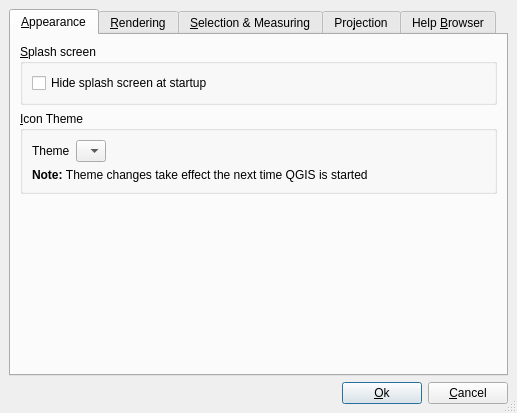
Before: the Qt Designer form src/ui/qgsoptionsbase.ui in qgis/QGIS, drawn with Qt 5.
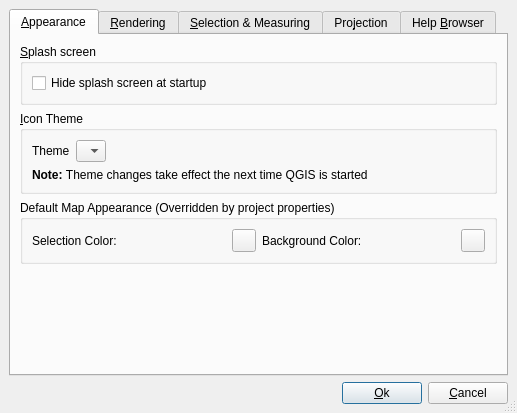
After: the same form once the commit is applied. Icons and pictures are not drawn.

Commit message: In progress... Implemented global selection colour and canvas colour default options in qgsoptions. Still needs to be wired up in qgisapp so that these defaults are used where applicable.

Diff of the .ui file:
```diff
--- a/src/ui/qgsoptionsbase.ui
+++ b/src/ui/qgsoptionsbase.ui
@@ -41,7 +41,7 @@
        <property name="spacing" >
         <number>6</number>
        </property>
-       <item row="2" column="0" >
+       <item row="3" column="0" >
         <spacer>
          <property name="orientation" >
           <enum>Qt::Vertical</enum>
@@ -54,10 +54,10 @@
          </property>
         </spacer>
        </item>
-       <item row="0" column="0" >
-        <widget class="QGroupBox" name="groupBox" >
+       <item row="2" column="0" >
+        <widget class="QGroupBox" name="groupBox_9" >
          <property name="title" >
-          <string>&amp;Splash screen</string>
+          <string>Default Map Appearance (Overridden by project properties)</string>
          </property>
          <layout class="QGridLayout" >
           <property name="margin" >
@@ -66,10 +66,43 @@
           <property name="spacing" >
            <number>6</number>
           </property>
+          <item row="0" column="2" >
+           <widget class="QLabel" name="label" >
+            <property name="text" >
+             <string>Background Color:</string>
+            </property>
+            <property name="buddy" >
+             <cstring>pbnCanvasColor</cstring>
+            </property>
+           </widget>
+          </item>
+          <item row="0" column="3" >
+           <widget class="QToolButton" name="pbnCanvasColor" >
+            <property name="text" >
+             <string/>
+            </property>
+           </widget>
+          </item>
+          <item row="0" column="1" >
+           <widget class="QToolButton" name="pbnSelectionColour" >
+            <property name="minimumSize" >
+             <size>
+              <width>10</width>
+              <height>22</height>
+             </size>
+            </property>
+            <property name="text" >
+             <string/>
+            </property>
+           </widget>
+          </item>
           <item row="0" column="0" >
-           <widget class="QCheckBox" name="cbxHideSplash" >
+           <widget class="QLabel" name="textLabel1_9" >
             <property name="text" >
-             <string>Hide splash screen at startup</string>
+             <string>Selection Color:</string>
+            </property>
+            <property name="buddy" >
+             <cstring>pbnSelectionColour</cstring>
             </property>
            </widget>
           </item>
@@ -141,6 +174,28 @@
          </layout>
         </widget>
        </item>
+       <item row="0" column="0" >
+        <widget class="QGroupBox" name="groupBox" >
+         <property name="title" >
+          <string>&amp;Splash screen</string>
+         </property>
+         <layout class="QGridLayout" >
+          <property name="margin" >
+           <number>9</number>
+          </property>
+          <property name="spacing" >
+           <number>6</number>
+          </property>
+          <item row="0" column="0" >
+           <widget class="QCheckBox" name="cbxHideSplash" >
+            <property name="text" >
+             <string>Hide splash screen at startup</string>
+            </property>
+           </widget>
+          </item>
+         </layout>
+        </widget>
+       </item>
       </layout>
      </widget>
      <widget class="QWidget" name="TabPage" >
```
The commit also changes 2 other files.
